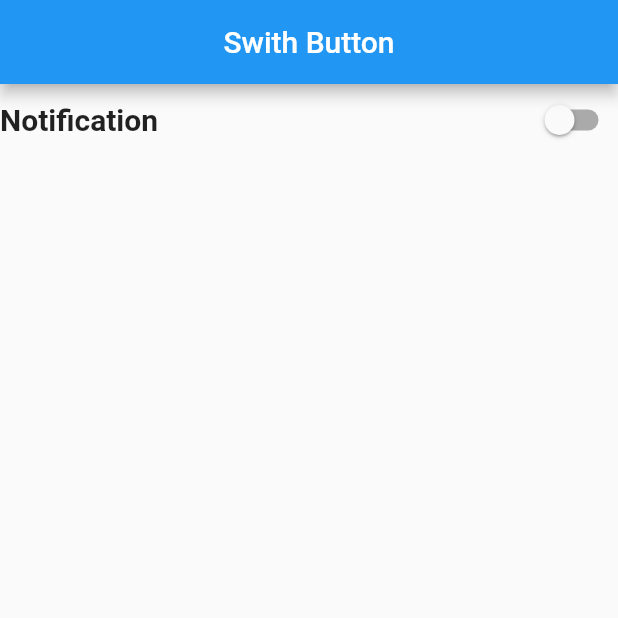
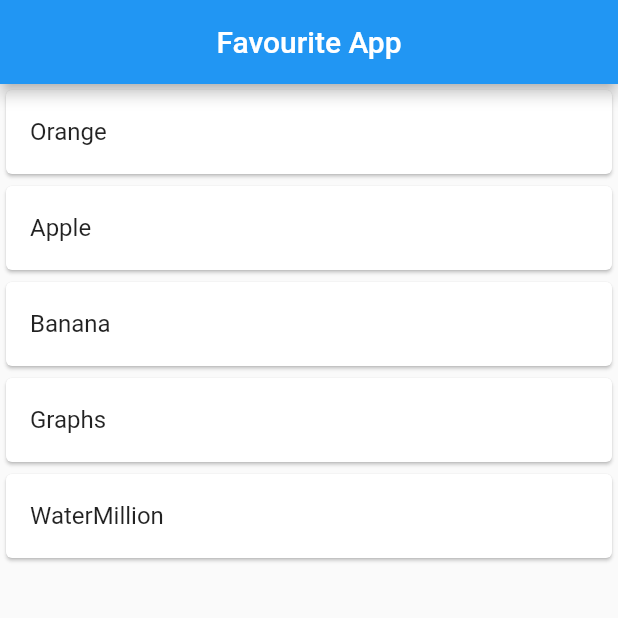
Before and after one commit to Shahabmustafa/Flutter_Getx_Beginner, a Flutter app: the screen it shows after launch, on a phone screen of 412 x 824 dp, the top half of it. Run offline on Flutter 3.47's test engine with Material 2 defaults, Android fonts, the phone set to English and light mode, and no system bars; our stand-ins replace get.

Commit message:
build favourite app with setstate

```diff
--- /dev/null
+++ b/lib/State Mangement/favourite_four_example.dart
@@ -0,0 +1,46 @@
+import 'package:flutter/material.dart';
+
+
+class Favourite extends StatefulWidget {
+  const Favourite({Key? key}) : super(key: key);
+
+  @override
+  State<Favourite> createState() => _FavouriteState();
+}
+
+class _FavouriteState extends State<Favourite> {
+  List<String> furitList = ['Orange','Apple','Banana','Graphs','WaterMillion'];
+  List<String> tempFuritList = [];
+  @override
+  Widget build(BuildContext context) {
+    print('build');
+    return Scaffold(
+      appBar: AppBar(
+        title: Text('Favourite App'),
+        centerTitle: true,
+      ),
+      body: ListView.builder(
+        itemCount: furitList.length,
+        itemBuilder: (context,index){
+          return Card(
+            child: ListTile(
+              onTap: (){
+                if(tempFuritList.contains(furitList[index].toString())){
+                  tempFuritList.remove(furitList[index].toString());
+                }else{
+                  tempFuritList.add(furitList[index].toString());
+                }
+                setState(() {
+
+                });
+              },
+              title: Text(furitList[index].toString()),
+              trailing: Icon(Icons.favorite,
+              color: tempFuritList.contains(furitList[index].toString()) ? Colors.red : Colors.white,),
+            ),
+          );
+          },
+      ),
+    );
+  }
+}
--- a/lib/main.dart
+++ b/lib/main.dart
@@ -2,6 +2,7 @@ import 'package:flutter/material.dart';
 import 'package:flutter_getx_begginer/State%20Mangement/color_opacity_controller.dart';
 import 'package:flutter_getx_begginer/State%20Mangement/counter.dart';
 import 'package:flutter_getx_begginer/State%20Mangement/example_three.dart';
+import 'package:flutter_getx_begginer/State%20Mangement/favourite_four_example.dart';
 import 'package:flutter_getx_begginer/home_screen.dart';
 import 'package:flutter_getx_begginer/languages.dart';
 import 'package:flutter_getx_begginer/second_screen.dart';
@@ -31,7 +32,7 @@ class MyApp extends StatelessWidget {
       ),
       // home: HomeScreen(),
       getPages: [
-        GetPage(name: '/', page: () => ExampleThree()),
+        GetPage(name: '/', page: () => Favourite()),
         GetPage(name: '/secondscreen', page: () => SecondPage()),
         GetPage(name: '/thirdscreen', page: () => ThiredScreen()),
       ],
```
